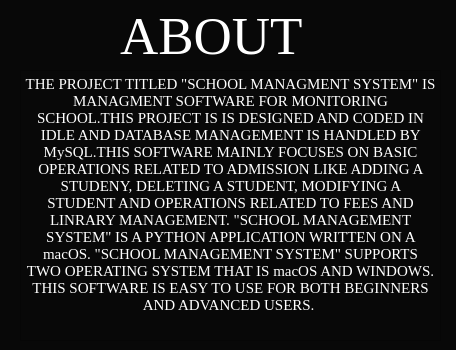
Qt form GUIs/ABOUT.UI (Naveed003/school_management_system_windows) before a commit.
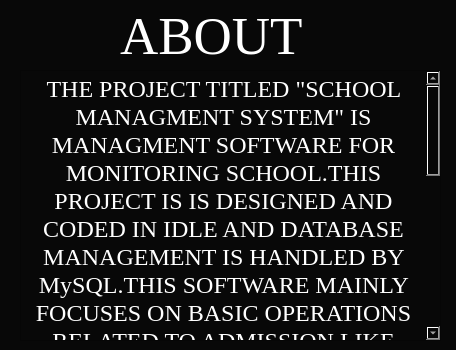
The same form after that commit.

What changed in the file:
```diff
--- a/GUIs/ABOUT.UI
+++ b/GUIs/ABOUT.UI
@@ -52,18 +52,18 @@
     <property name="font">
      <font>
       <family>Times New Roman</family>
-      <pointsize>100</pointsize>
+      <pointsize>18</pointsize>
      </font>
     </property>
     <property name="styleSheet">
-     <string notr="true"/>
+     <string notr="true">font-size: 20;</string>
     </property>
     <property name="html">
      <string>&lt;!DOCTYPE HTML PUBLIC &quot;-//W3C//DTD HTML 4.0//EN&quot; &quot;http://www.w3.org/TR/REC-html40/strict.dtd&quot;&gt;
 &lt;html&gt;&lt;head&gt;&lt;meta name=&quot;qrichtext&quot; content=&quot;1&quot; /&gt;&lt;style type=&quot;text/css&quot;&gt;
 p, li { white-space: pre-wrap; }
-&lt;/style&gt;&lt;/head&gt;&lt;body style=&quot; font-family:'Times New Roman'; font-size:100pt; font-weight:400; font-style:normal;&quot;&gt;
-&lt;p align=&quot;center&quot; style=&quot; margin-top:0px; margin-bottom:0px; margin-left:0px; margin-right:0px; -qt-block-indent:0; text-indent:0px;&quot;&gt;&lt;span style=&quot; font-size:11pt;&quot;&gt;THE PROJECT TITLED &amp;quot;SCHOOL MANAGMENT SYSTEM&amp;quot; IS MANAGMENT SOFTWARE FOR MONITORING SCHOOL.THIS PROJECT IS IS DESIGNED AND CODED IN IDLE AND DATABASE MANAGEMENT IS HANDLED BY MySQL.THIS SOFTWARE MAINLY FOCUSES ON BASIC OPERATIONS RELATED TO ADMISSION LIKE ADDING A STUDENY, DELETING A STUDENT, MODIFYING A STUDENT AND OPERATIONS RELATED TO FEES AND LINRARY MANAGEMENT. &amp;quot;SCHOOL MANAGEMENT SYSTEM&amp;quot; IS A PYTHON APPLICATION WRITTEN ON A macOS. &amp;quot;SCHOOL MANAGEMENT SYSTEM&amp;quot; SUPPORTS TWO OPERATING SYSTEM THAT IS macOS AND WINDOWS. THIS SOFTWARE IS EASY TO USE FOR BOTH BEGINNERS AND ADVANCED USERS. &lt;/span&gt;&lt;/p&gt;&lt;/body&gt;&lt;/html&gt;</string>
+&lt;/style&gt;&lt;/head&gt;&lt;body style=&quot; font-family:'Times New Roman'; font-size:18pt; font-weight:400; font-style:normal;&quot;&gt;
+&lt;p align=&quot;center&quot; style=&quot; margin-top:0px; margin-bottom:0px; margin-left:0px; margin-right:0px; -qt-block-indent:0; text-indent:0px;&quot;&gt;THE PROJECT TITLED &amp;quot;SCHOOL MANAGMENT SYSTEM&amp;quot; IS MANAGMENT SOFTWARE FOR MONITORING SCHOOL.THIS PROJECT IS IS DESIGNED AND CODED IN IDLE AND DATABASE MANAGEMENT IS HANDLED BY MySQL.THIS SOFTWARE MAINLY FOCUSES ON BASIC OPERATIONS RELATED TO ADMISSION LIKE ADDING A STUDENY, DELETING A STUDENT, MODIFYING A STUDENT AND OPERATIONS RELATED TO FEES AND LINRARY MANAGEMENT. &amp;quot;SCHOOL MANAGEMENT SYSTEM&amp;quot; IS A PYTHON APPLICATION WRITTEN ON A macOS. &amp;quot;SCHOOL MANAGEMENT SYSTEM&amp;quot; SUPPORTS TWO OPERATING SYSTEM THAT IS macOS AND WINDOWS. THIS SOFTWARE IS EASY TO USE FOR BOTH BEGINNERS AND ADVANCED USERS. &lt;/p&gt;&lt;/body&gt;&lt;/html&gt;</string>
     </property>
    </widget>
   </widget>
```
